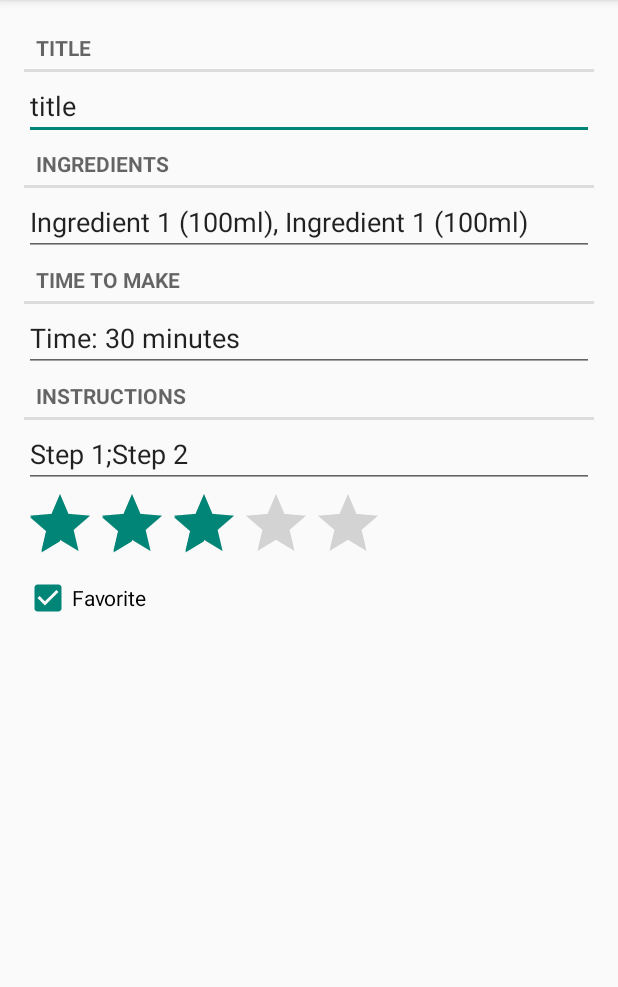
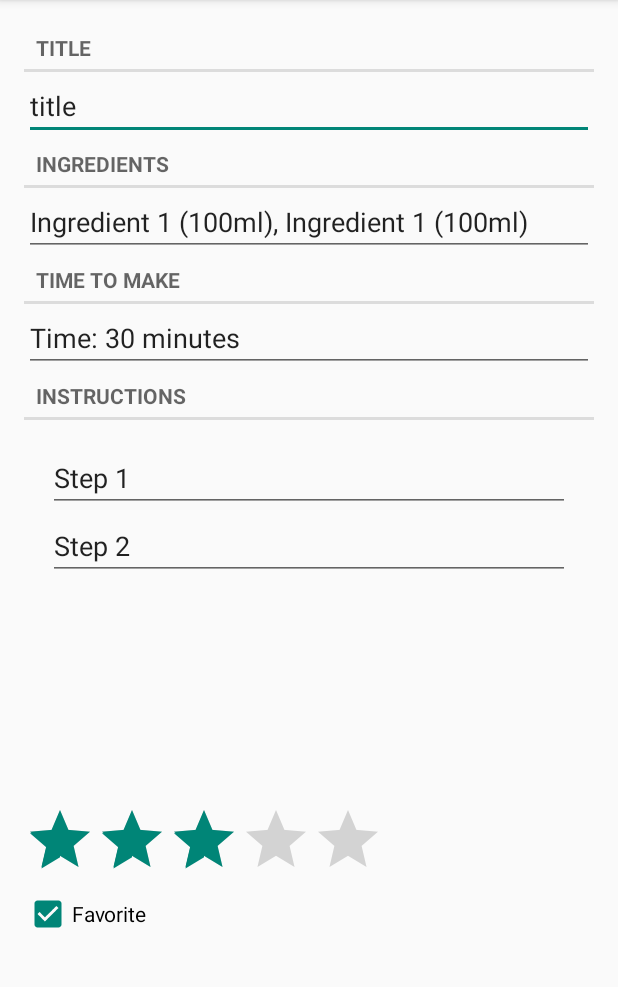
Before and after one commit to bullzombie43/NomNomNow-1, an Android app: the RecipeListFragment screen opened directly, with no data from a screen before it, after a tap on "ADD RECIPE", on a phone screen of 412 x 824 dp, the part 84-1071 px from its top. Run offline under Robolectric (Android 15) with nearby library versions, the phone set to English and light mode, and no system bars.

```diff
--- a/app/src/main/java/com/bignerdranch/android/pantrypal/ChatGPTRecipeFetcher.java
+++ b/app/src/main/java/com/bignerdranch/android/pantrypal/ChatGPTRecipeFetcher.java
@@ -42,6 +42,9 @@ public class ChatGPTRecipeFetcher {
                 + "- Ensure all values follow the correct data type:\n"
                 + "  - totalTimeMinutes, servings, and difficulty must be numbers, not strings.\n"
                 + "- Ensure ingredient names are formatted clearly and concisely.\n"
+                + "- The \"instructions\" array must contain exactly one step per element.\n"
+                + "  - Each string must begin with \"Step X:\" (e.g., \"Step 1:\", \"Step 2:\").\n"
+                + "  - Do not combine multiple steps into one array item.\n"
                 + "- If generating multiple recipes with the same input ingredients, vary the recipes by sometimes:\n"
                 + "  - Using only the provided ingredients,\n"
                 + "  - Adding a few common complementary ingredients to enhance the recipe while keeping it realistic.\n"
--- /dev/null
+++ b/app/src/main/java/com/bignerdranch/android/pantrypal/InstructionAdapter.java
@@ -0,0 +1,75 @@
+package com.bignerdranch.android.pantrypal;
+
+import android.text.Editable;
+import android.text.TextWatcher;
+import android.view.LayoutInflater;
+import android.view.View;
+import android.view.ViewGroup;
+import android.widget.EditText;
+
+import androidx.annotation.NonNull;
+import androidx.recyclerview.widget.RecyclerView;
+
+import java.util.List;
+
+public class InstructionAdapter extends RecyclerView.Adapter<InstructionAdapter.InstructionViewHolder> {
+
+    private List<String> instructions;
+
+    public InstructionAdapter(List<String> instructions) {
+        this.instructions = instructions;
+    }
+
+    @NonNull
+    @Override
+    public InstructionViewHolder onCreateViewHolder(@NonNull ViewGroup parent, int viewType) {
+        View view = LayoutInflater.from(parent.getContext()).inflate(R.layout.instruction_item, parent, false);
+        return new InstructionViewHolder(view);
+    }
+
+    @Override
+    public void onBindViewHolder(@NonNull InstructionViewHolder holder, int position) {
+        holder.bind(position);
+    }
+
+    @Override
+    public int getItemCount() {
+        return instructions.size();
+    }
+
+    class InstructionViewHolder extends RecyclerView.ViewHolder {
+        EditText instructionEdit;
+        TextWatcher textWatcher;
+
+        InstructionViewHolder(View itemView) {
+            super(itemView);
+            instructionEdit = itemView.findViewById(R.id.instruction_edit);
+        }
+
+        void bind(int position) {
+            // Remove previous watcher if any to avoid weird bugs
+            if (textWatcher != null) {
+                instructionEdit.removeTextChangedListener(textWatcher);
+            }
+
+            instructionEdit.setText(instructions.get(position));
+
+            textWatcher = new TextWatcher() {
+                @Override public void beforeTextChanged(CharSequence s, int start, int count, int after) {}
+                @Override public void onTextChanged(CharSequence s, int start, int before, int count) {}
+
+                @Override
+                public void afterTextChanged(Editable editable) {
+                    instructions.set(getAdapterPosition(), editable.toString());
+                }
+
+            };
+
+            instructionEdit.addTextChangedListener(textWatcher);
+        }
+    }
+
+    public List<String> getUpdatedInstructions() {
+        return instructions;
+    }
+}
--- a/app/src/main/java/com/bignerdranch/android/pantrypal/Recipe.java
+++ b/app/src/main/java/com/bignerdranch/android/pantrypal/Recipe.java
@@ -1,6 +1,9 @@
 package com.bignerdranch.android.pantrypal;
 
+import android.text.TextUtils;
+
 import java.util.ArrayList;
+import java.util.Arrays;
 import java.util.List;
 import java.util.UUID;
 
@@ -46,7 +49,16 @@ public class Recipe {
         List<String> instructions = new ArrayList<>();
 
         for(int i = 0; i < array.length(); i++){
-            instructions.add(array.getString(i));
+            String entry = array.getString(i);
+
+            // Split on "Step X:" patterns
+            String[] steps = entry.split("(?=Step \\d+:)");
+            for (String step : steps) {
+                String trimmed = step.trim();
+                if (!trimmed.isEmpty()) {
+                    instructions.add(trimmed);
+                }
+            }
         }
 
         return instructions;
@@ -92,6 +104,7 @@ public class Recipe {
         mChanged = true;
     }
 
+
     public boolean isFavorite() {
         return mIsFavorite;
     }
@@ -117,6 +130,10 @@ public class Recipe {
     public void setInstructions(List<String> instructions) {
         mInstructions = instructions;
         mChanged = true;
+    }
+
+    public void setInstructions(String instructions){
+        mInstructions = Arrays.asList((TextUtils.split(", ", instructions)));
     }
 
     public int getDifficulty() {
--- a/app/src/main/java/com/bignerdranch/android/pantrypal/RecipeBook.java
+++ b/app/src/main/java/com/bignerdranch/android/pantrypal/RecipeBook.java
@@ -10,6 +10,7 @@ import com.bignerdranch.android.pantrypal.database.RecipeBaseHelper;
 import com.bignerdranch.android.pantrypal.database.RecipeCursorWrapper;
 import com.bignerdranch.android.pantrypal.database.RecipeDbSchema;
 
+import org.json.JSONArray;
 import org.json.JSONException;
 
 import java.io.IOException;
@@ -82,6 +83,8 @@ public class RecipeBook {
             }
             cursor.moveToFirst();
             return cursor.getRecipe();
+        } catch (JSONException e) {
+            throw new RuntimeException(e);
         } finally {
             cursor.close();
         }
@@ -110,6 +113,8 @@ public class RecipeBook {
                 }
                 cursor.moveToNext();
             }
+        } catch (JSONException e) {
+            throw new RuntimeException(e);
         } finally {
             cursor.close();
         }
@@ -172,7 +177,8 @@ public class RecipeBook {
     }
 
     private static String serializeInstructions(List<String> instructions) {
-        return String.join(";", instructions);
+        JSONArray jsonArray = new JSONArray(instructions);
+        return jsonArray.toString();
     }
 
 }
--- a/app/src/main/java/com/bignerdranch/android/pantrypal/RecipeFragment.java
+++ b/app/src/main/java/com/bignerdranch/android/pantrypal/RecipeFragment.java
@@ -14,8 +14,11 @@ import android.widget.RatingBar;
 import android.widget.TextView;
 
 import androidx.fragment.app.Fragment;
+import androidx.recyclerview.widget.LinearLayoutManager;
+import androidx.recyclerview.widget.RecyclerView;
 import androidx.viewpager2.widget.ViewPager2;
 
+import java.util.List;
 import java.util.UUID;
 
 public class RecipeFragment extends Fragment {
@@ -26,8 +29,9 @@ public class RecipeFragment extends Fragment {
     private EditText mTitleField;
     private EditText mIngredientsField;
     private EditText mTimeToMakeField;
-    private EditText mInstructionsField;
+    private RecyclerView mInstructionsField;
     private TextView mDifficultyField;
+    private List<String> mInstructionList;
 
     public static RecipeFragment newInstance(UUID recipeID){
         Bundle args = new Bundle();
@@ -106,30 +110,15 @@ public class RecipeFragment extends Fragment {
             }
         });
 
-        mInstructionsField = (EditText) v.findViewById(R.id.recipe_instructions);
-        mInstructionsField.setText(android.text.TextUtils.join(", ", mRecipe.getInstructions()));
-        mIngredientsField.addTextChangedListener(new TextWatcher() {
-            @Override
-            public void beforeTextChanged(
-                    CharSequence s, int start, int count, int after) {
-
-            }
-            @Override
-            public void onTextChanged(
-                    CharSequence s, int start, int before, int count) {
-                mRecipe.setTitle(s.toString());
-                mRecipe.setChanged(true);
-            }
-            @Override
-            public void afterTextChanged(Editable s) {
-
-            }
-        });
+        mInstructionList = mRecipe.getInstructions();
+        mInstructionsField = v.findViewById(R.id.instructionList);
+        mInstructionsField.setLayoutManager(new LinearLayoutManager(this.getContext()));
+        InstructionAdapter adapter = new InstructionAdapter(mInstructionList);
+        mInstructionsField.setAdapter(adapter);
 
         mTimeToMakeField = (EditText) v.findViewById(R.id.recipe_timetomake);
         mTimeToMakeField.setText("Time: " + formatTime(mRecipe.getTimetoMake()));
         RatingBar ratingBar = v.findViewById(R.id.recipe_difficulty);
-
 
         ratingBar.setRating(mRecipe.getDifficulty());
 
@@ -169,5 +158,4 @@ public class RecipeFragment extends Fragment {
             return mins > 0 ? String.format("%d hr %d min", hours, mins) : String.format("%d hr", hours);
         }
     }
-
 }
--- a/app/src/main/java/com/bignerdranch/android/pantrypal/RecipeGeneratorActivity.java
+++ b/app/src/main/java/com/bignerdranch/android/pantrypal/RecipeGeneratorActivity.java
@@ -2,6 +2,7 @@ package com.bignerdranch.android.pantrypal;
 
 import android.os.Bundle;
 import android.text.TextUtils;
+import android.util.Log;
 import android.widget.Button;
 import android.widget.EditText;
 import android.widget.Toast;
@@ -86,6 +87,7 @@ public class RecipeGeneratorActivity extends AppCompatActivity {
                     } else {
                         // Failure
                         runOnUiThread(() -> showToast("Failed to generate recipes: " + throwable.getMessage()));
+                        Log.d("Generation Failure", "Failed to generate recipes: " + throwable.getMessage());
                     }
         }, getMainExecutor());
 
--- a/app/src/main/java/com/bignerdranch/android/pantrypal/database/RecipeBaseHelper.java
+++ b/app/src/main/java/com/bignerdranch/android/pantrypal/database/RecipeBaseHelper.java
@@ -7,7 +7,7 @@ import android.database.sqlite.SQLiteOpenHelper;
 import com.bignerdranch.android.pantrypal.database.RecipeDbSchema.RecipeTable;
 
 public class RecipeBaseHelper extends SQLiteOpenHelper {
-    private static final int VERSION = 1;
+    private static final int VERSION = 2;
     private static final String DATABASE_NAME = "recipeBase.db";
     public RecipeBaseHelper(Context context) {
         super(context, DATABASE_NAME, null, VERSION);
@@ -19,6 +19,10 @@ public class RecipeBaseHelper extends SQLiteOpenHelper {
     }
     @Override
     public void onUpgrade(SQLiteDatabase db, int oldVersion, int newVersion) {
+        if (oldVersion < newVersion) {
+            // One-time wipe of all existing recipes
+            db.delete(RecipeDbSchema.RecipeTable.NAME, null, null);
+        }
     }
 
 }
--- a/app/src/main/java/com/bignerdranch/android/pantrypal/database/RecipeCursorWrapper.java
+++ b/app/src/main/java/com/bignerdranch/android/pantrypal/database/RecipeCursorWrapper.java
@@ -5,6 +5,9 @@ import android.database.CursorWrapper;
 
 import com.bignerdranch.android.pantrypal.Ingredient;
 import com.bignerdranch.android.pantrypal.Recipe;
+
+import org.json.JSONArray;
+import org.json.JSONException;
 
 import java.util.ArrayList;
 import java.util.Arrays;
@@ -16,13 +19,13 @@ public class RecipeCursorWrapper extends CursorWrapper {
         super(cursor);
     }
 
-    public Recipe getRecipe() {
+    public Recipe getRecipe() throws JSONException {
         String uuidString = getString(getColumnIndex(RecipeDbSchema.RecipeTable.Cols.UUID));
         String title = getString(getColumnIndex(RecipeDbSchema.RecipeTable.Cols.TITLE));
         double time = getDouble(getColumnIndex(RecipeDbSchema.RecipeTable.Cols.TIME));
         int favorited = getInt(getColumnIndex(RecipeDbSchema.RecipeTable.Cols.FAVORITED));
         String ingredientsString = getString(getColumnIndex(RecipeDbSchema.RecipeTable.Cols.INGREDIENTS));
-        String instructionsString = getString(getColumnIndex(RecipeDbSchema.RecipeTable.Cols.INSTRUCTIONS));
+        List<String> instructionList = getInstructionList();
         int difficulty = getInt(getColumnIndex(RecipeDbSchema.RecipeTable.Cols.DIFFICULTY));
 
 
@@ -46,18 +49,17 @@ public class RecipeCursorWrapper extends CursorWrapper {
         }
         recipe.setIngredients(ingredients);
 
-        // Convert comma-separated instructions to List<String>
-        List<String> instructions = new ArrayList<>();
-        if (instructionsString != null && !instructionsString.isEmpty()) {
-            String[] steps = instructionsString.split(",");
-            for (String step : steps) {
-                instructions.add(step.trim());
-            }
-        }
-        recipe.setInstructions(instructions);
+        recipe.setInstructions(instructionList);
 
         return recipe;
     }
 
+    public List<String> getInstructionList() throws JSONException {
+        String instructionsString = getString(getColumnIndex(RecipeDbSchema.RecipeTable.Cols.INSTRUCTIONS));
+        JSONArray array = new JSONArray(instructionsString);
+
+        return Recipe.parseInstructions(array);
+    }
+
 
 }
--- a/app/src/main/res/layout/fragment_recipe.xml
+++ b/app/src/main/res/layout/fragment_recipe.xml
@@ -44,19 +44,21 @@
         android:layout_height="wrap_content"
         android:text="@string/recipe_instructions_label"/>
 
-    <EditText
-        android:id="@+id/recipe_instructions"
+    <androidx.recyclerview.widget.RecyclerView
+        android:id="@+id/instructionList"
         android:layout_width="match_parent"
-        android:layout_height="wrap_content" />
+        android:layout_height="256dp"
+        android:padding="16dp"
+        />
 
     <RatingBar
         android:id="@+id/recipe_difficulty"
         android:layout_width="wrap_content"
         android:layout_height="wrap_content"
+        android:isIndicator="false"
         android:numStars="5"
-        android:stepSize="1"
         android:rating="3"
-        android:isIndicator="false"/>
+        android:stepSize="1" />
 
     <CheckBox
         android:id="@+id/recipe_favorite"
--- /dev/null
+++ b/app/src/main/res/layout/instruction_item.xml
@@ -0,0 +1,10 @@
+<?xml version="1.0" encoding="utf-8"?>
+<EditText android:id="@+id/instruction_edit"
+    android:layout_width="match_parent"
+    android:layout_height="wrap_content"
+    android:hint="@string/enter_step"
+    android:imeOptions="actionNext"
+    android:maxLines="5"
+    android:inputType="textCapSentences|textMultiLine"
+    xmlns:android="http://schemas.android.com/apk/res/android"
+    />
--- a/app/src/main/res/values/strings.xml
+++ b/app/src/main/res/values/strings.xml
@@ -17,6 +17,7 @@
     <string name="clear_recipes">Clear Recipes</string>
     <string name="clear_recipes_string">Clear Recipes</string>
     <string name="difficulty">difficulty</string>
+    <string name="enter_step">Enter step</string>
 
 
 </resources>
```
